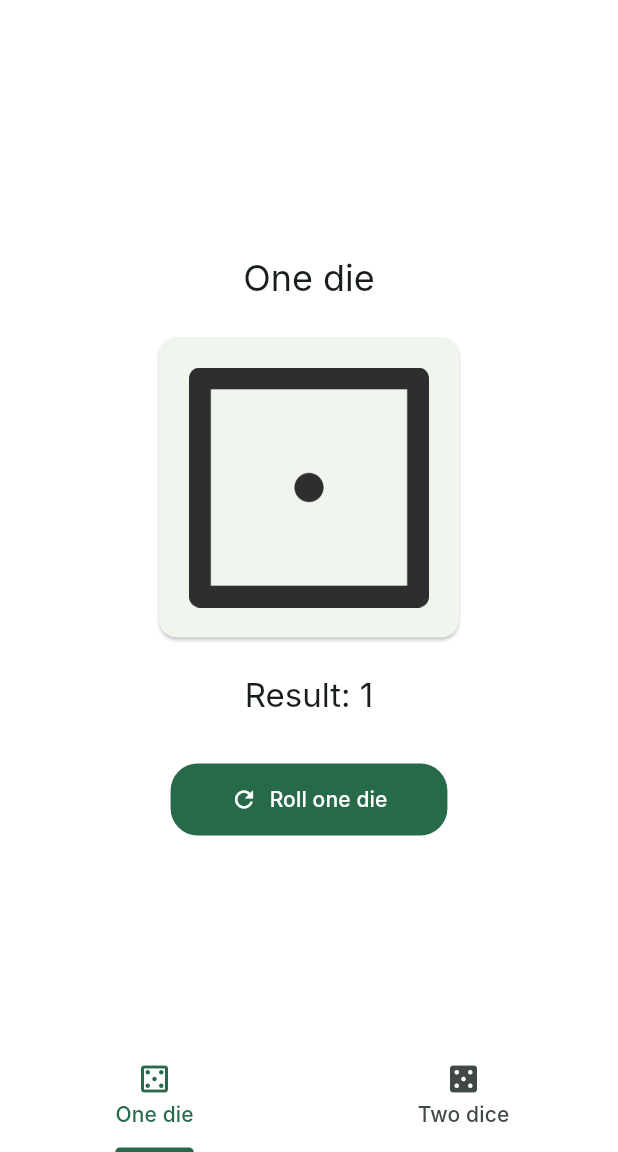
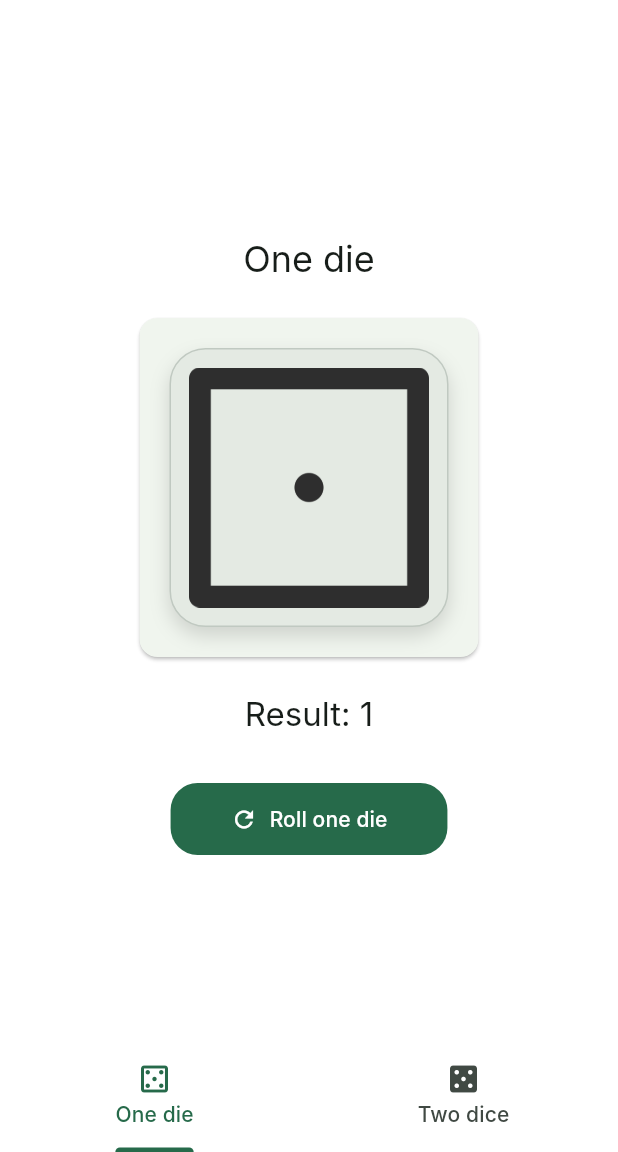
Before and after one commit to Slmdv9/Dicee-, a Flutter app: the screen it shows after launch, on a phone screen of 412 x 824 dp, the part 84-1236 px from its top. Run offline on Flutter 3.47's test engine with Material 3 defaults, Android fonts, the phone set to English and light mode, and no system bars; Roboto replaces fonts that are missing (Inter).

Commit message:
feat(widgets): enrich reusable die presentation
Co-Authored-By: Codex - OpenAI GPT-5 5 (medium) <codex@openai.com>

```diff
--- a/lib/widgets/animated_dice.dart
+++ b/lib/widgets/animated_dice.dart
@@ -3,11 +3,13 @@ import 'package:flutter/material.dart';
 class AnimatedDice extends StatelessWidget {
   final int value;
   final double size;
+  final bool isRolling;
 
   const AnimatedDice({
     super.key,
     required this.value,
     this.size = 120,
+    this.isRolling = false,
   });
 
   @override
@@ -18,7 +20,32 @@ class AnimatedDice extends StatelessWidget {
         ? 'images/dice${value}_light.png' // Imagen con puntos verdes
         : 'images/dice$value.png'; // Imagen original con puntos blancos
 
-    return AnimatedSwitcher(
+    final colorScheme = Theme.of(context).colorScheme;
+    final borderColor = isRolling
+        ? colorScheme.primary
+        : colorScheme.outlineVariant;
+
+    return AnimatedContainer(
+      duration: const Duration(milliseconds: 180),
+      padding: const EdgeInsets.all(12),
+      decoration: BoxDecoration(
+        color: colorScheme.surfaceContainerHigh,
+        borderRadius: BorderRadius.circular(24),
+        border: Border.all(
+          color: borderColor,
+          width: isRolling ? 2 : 1,
+        ),
+        boxShadow: [
+          BoxShadow(
+            color: colorScheme.shadow.withValues(
+              alpha: isRolling ? 0.24 : 0.14,
+            ),
+            blurRadius: isRolling ? 18 : 10,
+            offset: const Offset(0, 6),
+          ),
+        ],
+      ),
+      child: AnimatedSwitcher(
         duration: const Duration(milliseconds: 300),
         transitionBuilder: (child, animation) {
           return ScaleTransition(scale: animation, child: child);
@@ -28,6 +55,7 @@ class AnimatedDice extends StatelessWidget {
           key: ValueKey(imagePath),
           height: size,
         ),
+      ),
     );
   }
 }
```
Also changed, not shown: 3 other files. Lines whose indentation alone changed are shown as unchanged.
